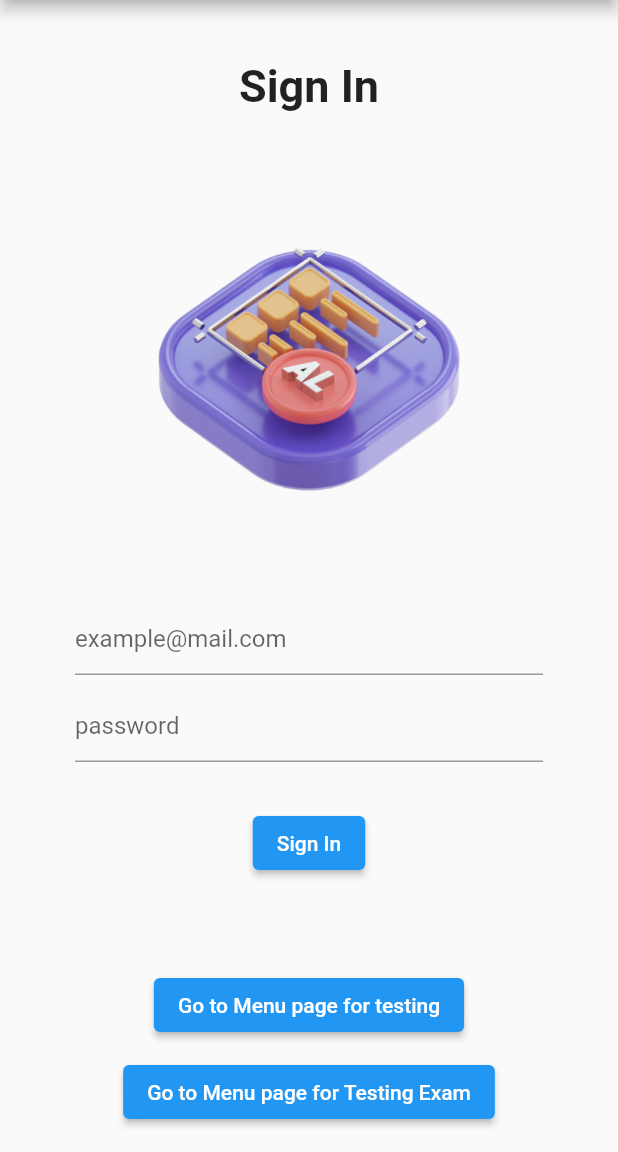
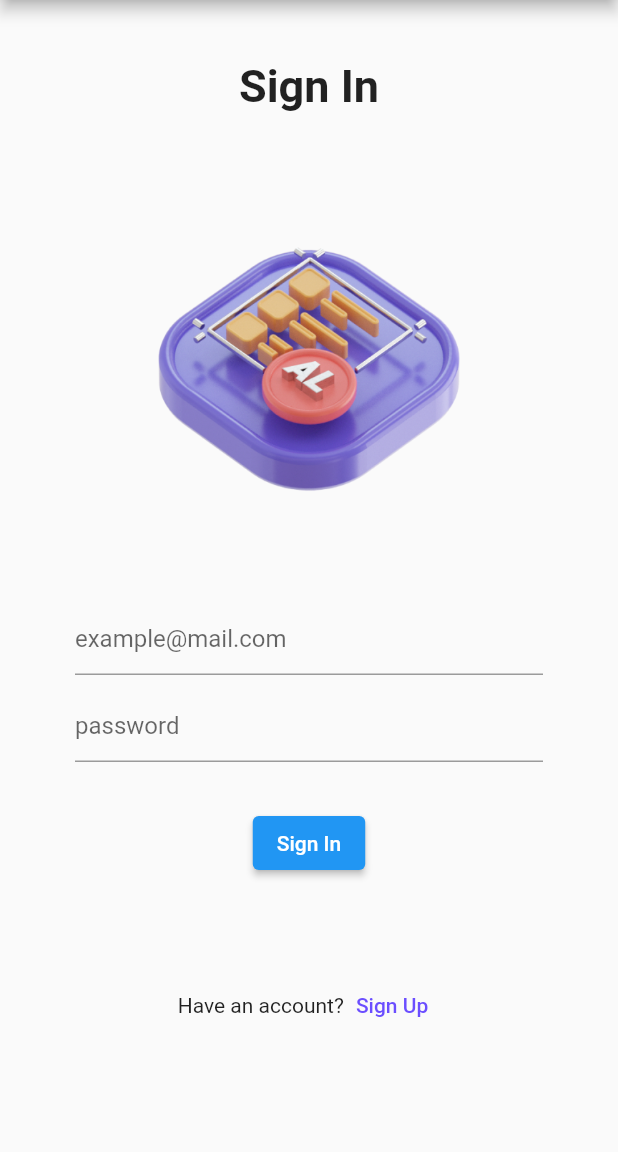
Before and after one commit to nightkuzan/scheduletdl, a Flutter app: the Register screen opened directly, after a tap on "Create account", after a tap on "Sign In", on a phone screen of 412 x 824 dp, the part 84-1236 px from its top. Run offline on Flutter 3.47's test engine with Material 2 defaults, Android fonts, the phone set to English and light mode, and no system bars; our stand-ins replace cloud_firestore, firebase_auth, firebase_core, fluttertoast, form_field_validator; missing offline and left inert: time_planner; accounts and stored records are empty.

Commit message:
delete testing button

```diff
--- a/lib/Reg-Sign/Register.dart
+++ b/lib/Reg-Sign/Register.dart
@@ -201,35 +201,6 @@ class _RegisterState extends State<Register> {
                                 const SizedBox(
                                   height: 20,
                                 ),
-                                ElevatedButton(
-                                    onPressed: () {
-                                      // go to page menu
-                                      Navigator.push(
-                                        context,
-                                        MaterialPageRoute(
-                                            builder: (context) =>
-                                                const ExamList_Management()),
-                                      );
-                                    },
-                                    child: const Text(
-                                        "Go to Exam listview page for Testing")),
-                                const SizedBox(
-                                  height: 20,
-                                ),
-                                const SizedBox(
-                                  height: 20,
-                                ),
-                                ElevatedButton(
-                                    onPressed: () {
-                                      // go to page menu
-                                      Navigator.push(
-                                        context,
-                                        MaterialPageRoute(
-                                            builder: (context) => const Menu()),
-                                      );
-                                    },
-                                    child: const Text(
-                                        "Go to Menu page for Testing")),
                                 const SizedBox(
                                   height: 20,
                                 ),
--- a/lib/Reg-Sign/SignIn.dart
+++ b/lib/Reg-Sign/SignIn.dart
@@ -151,35 +151,6 @@ class _SignInState extends State<SignIn> {
                                 const SizedBox(
                                   height: 20,
                                 ),
-                                ElevatedButton(
-                                    onPressed: () {
-                                      // go to page menu
-                                      Navigator.push(
-                                        context,
-                                        MaterialPageRoute(
-                                            builder: (context) => const Menu()),
-                                      );
-                                    },
-                                    child: const Text(
-                                        "Go to Menu page for testing")),
-                                SizedBox(
-                                  height: 10,
-                                ),
-                                ElevatedButton(
-                                    onPressed: () {
-                                      // go to page menu
-                                      Navigator.push(
-                                        context,
-                                        MaterialPageRoute(
-                                            builder: (context) =>
-                                                const EditExamDate()),
-                                      );
-                                    },
-                                    child: const Text(
-                                        "Go to Menu page for Testing Exam")),
-                                const SizedBox(
-                                  height: 20,
-                                ),
                                 Row(
                                   mainAxisAlignment: MainAxisAlignment.center,
                                   children: [
```
